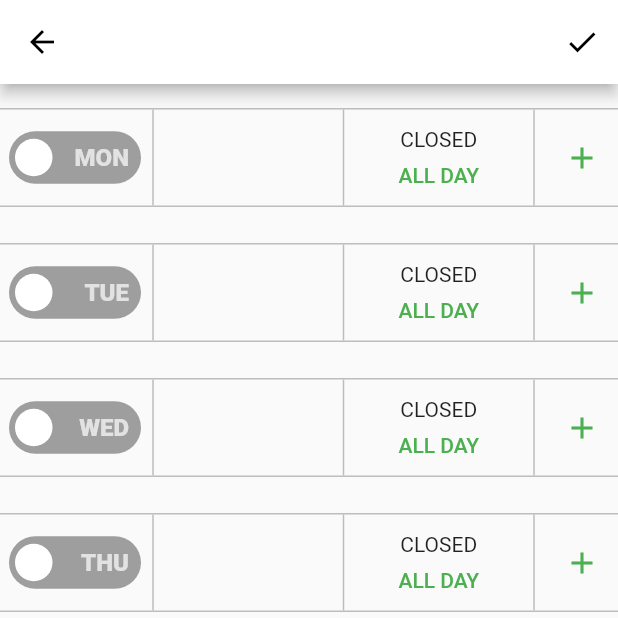
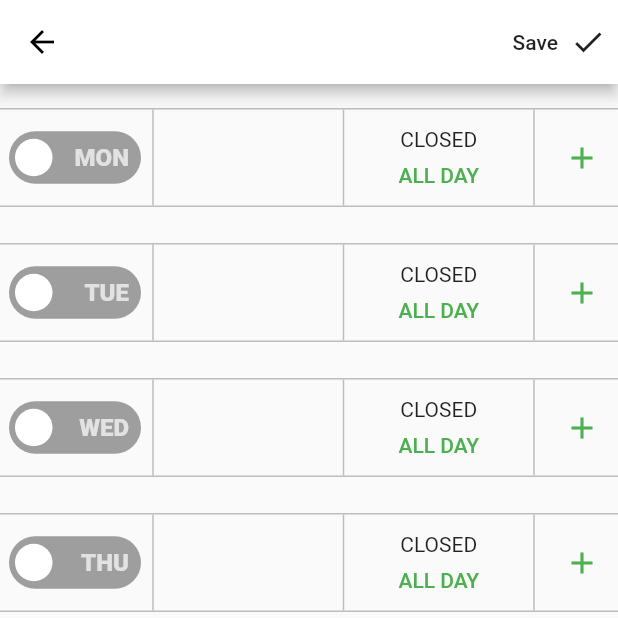
Before and after one commit to Easy-Wellness/flutter_biz_app, a Flutter app: the EditWeeklyScheduleScreen screen opened directly with empty values, on a phone screen of 412 x 824 dp, the top half of it. Run offline on Flutter 3.47's test engine with Material 2 defaults, Android fonts, the phone set to English and light mode, and no system bars; our stand-ins replace cloud_firestore, firebase_auth, firebase_core, flutter_rating_bar, flutter_svg, google_sign_in and 3 more; missing offline and left inert: flutter_facebook_auth, geoflutterfire; accounts and stored records are empty.

Commit message:
💄 update the save button

```diff
--- a/lib/widgets/weekly_schedule_settings/edit_weekly_schedule_screen.dart
+++ b/lib/widgets/weekly_schedule_settings/edit_weekly_schedule_screen.dart
@@ -3,9 +3,9 @@ import 'package:flutter/cupertino.dart';
 import 'package:flutter/material.dart';
 import 'package:provider/provider.dart';
 
+import '../../utils/show_custom_time_picker.dart';
 import '../custom_switch.dart';
 import 'seconds_to_friendly_time.dart';
-import '../../utils/show_custom_time_picker.dart';
 import 'weekly_schedule.model.dart';
 
 class EditWeeklyScheduleScreen extends StatelessWidget {
@@ -27,7 +27,7 @@ class EditWeeklyScheduleScreen extends StatelessWidget {
           title: Text(titleText),
           actions: [
             Builder(
-              builder: (ctx) => IconButton(
+              builder: (ctx) => TextButton.icon(
                 onPressed: () {
                   final observable =
                       Provider.of<_WeeklyScheduleNotifier>(ctx, listen: false);
@@ -44,7 +44,9 @@ class EditWeeklyScheduleScreen extends StatelessWidget {
                   }
                   Navigator.pop(ctx, observable.getSchedule());
                 },
-                icon: Icon(Icons.check),
+                style: TextButton.styleFrom(primary: Colors.black87),
+                icon: Text('Save'),
+                label: Icon(Icons.check),
               ),
             ),
           ],
```
